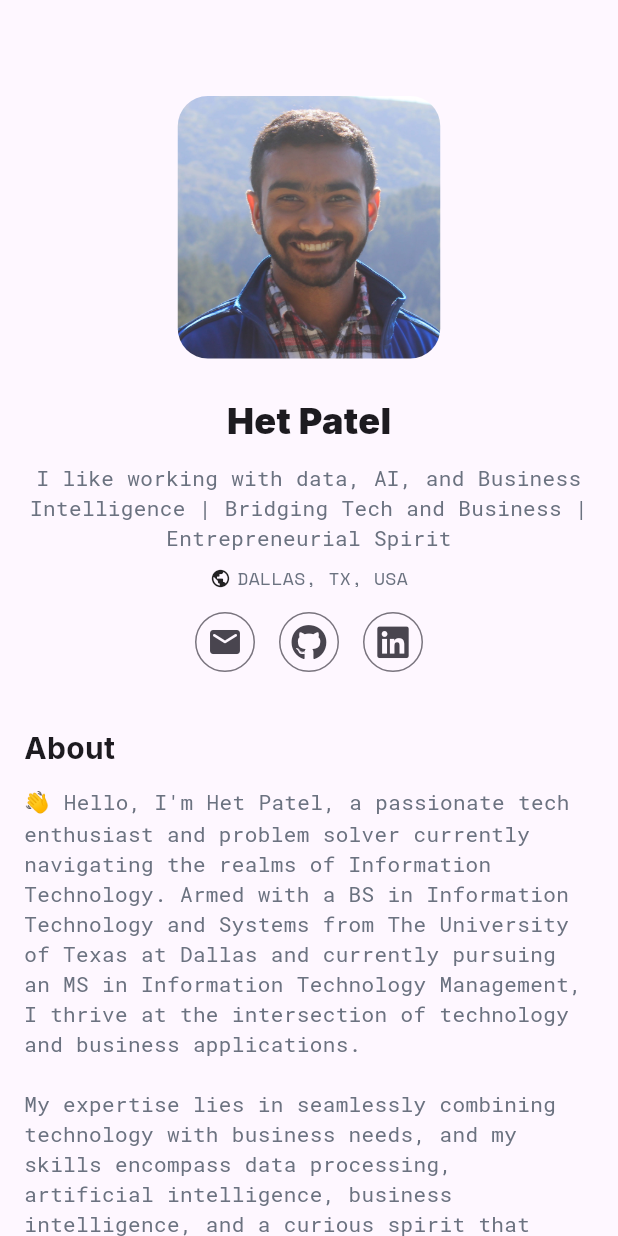
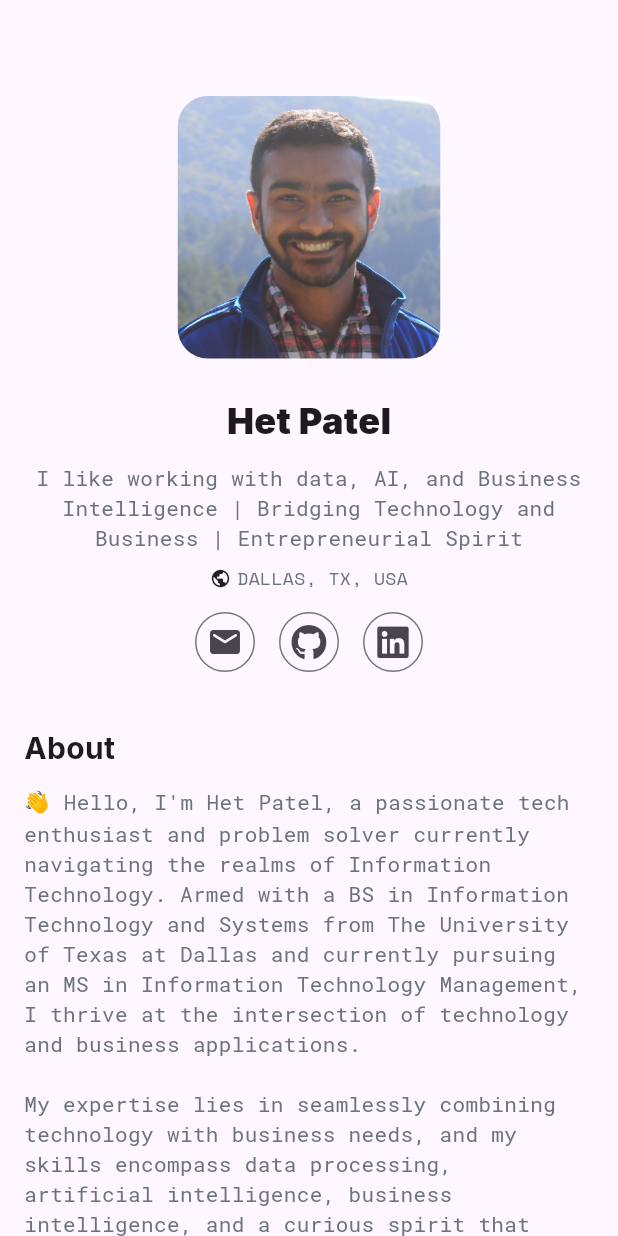
Before and after one commit to hetkpatel/het_patel, a Flutter app: the screen it shows after launch, on a phone screen of 412 x 824 dp. Run offline on Flutter 3.47's test engine with Material 3 defaults, Android fonts, the phone set to English and light mode, and no system bars; our stand-ins replace avatar_glow, font_awesome_flutter, google_fonts; missing offline and left inert: clipboard.

Commit message:
polish some stuff

```diff
--- a/lib/main.dart
+++ b/lib/main.dart
@@ -458,7 +458,7 @@ class _LaptopViewState extends State<LaptopView> {
                             ),
                             const SizedBox(height: 12),
                             Text(
-                              'I like working with data, AI, and Business Intelligence | Bridging Tech and Business | Entrepreneurial Spirit',
+                              'I like working with data, AI, and Business Intelligence | Bridging Technology and Business | Entrepreneurial Spirit',
                               style: GoogleFonts.robotoMono(
                                 fontSize: 14,
                                 color: const Color(0xFF6b7280),
@@ -820,6 +820,7 @@ class _LaptopViewState extends State<LaptopView> {
                             )
                           : ListView(
                               shrinkWrap: true,
+                              physics: const NeverScrollableScrollPhysics(),
                               children: _projects
                                   .map(
                                     (e) => Container(
@@ -925,6 +926,15 @@ class _LaptopViewState extends State<LaptopView> {
                     ],
                   ),
                 ),
+                // FOOTER
+                Padding(
+                  padding: const EdgeInsets.only(top: 32.0),
+                  child: Center(
+                      child: Text(
+                    'Last Updated: 01.22.2024',
+                    style: GoogleFonts.robotoMono(fontSize: 12),
+                  )),
+                )
               ],
             ),
           ),
```
